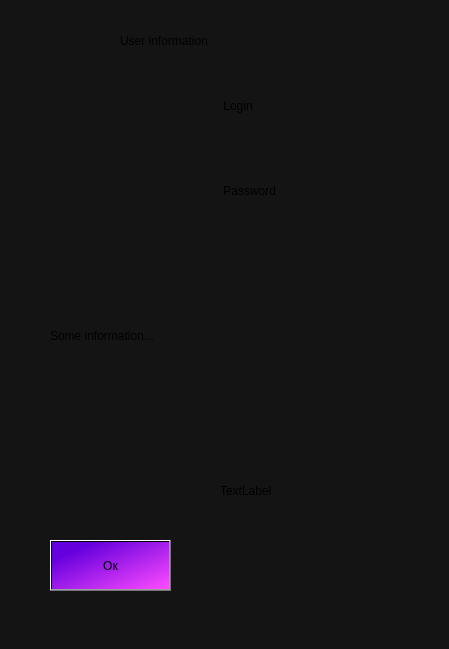
Qt form my_love_project/src/settingsform.ui (Tulenenok/BestPlanerEver) before a commit.
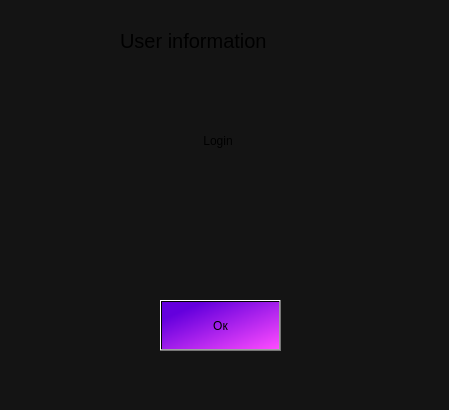
The same form after that commit.

The edit to the form file:
```diff
--- a/my_love_project/src/settingsform.ui
+++ b/my_love_project/src/settingsform.ui
@@ -7,7 +7,7 @@
     <x>0</x>
     <y>0</y>
     <width>449</width>
-    <height>649</height>
+    <height>410</height>
    </rect>
   </property>
   <property name="windowTitle">
@@ -25,6 +25,9 @@
      <height>81</height>
     </rect>
    </property>
+   <property name="styleSheet">
+    <string notr="true">font-size:20px;</string>
+   </property>
    <property name="text">
     <string>User information</string>
    </property>
@@ -46,7 +49,7 @@
    <property name="geometry">
     <rect>
      <x>210</x>
-     <y>120</y>
+     <y>170</y>
      <width>201</width>
      <height>41</height>
     </rect>
@@ -55,37 +58,11 @@
     <string/>
    </property>
   </widget>
-  <widget class="QLabel" name="passwordLabel">
-   <property name="geometry">
-    <rect>
-     <x>210</x>
-     <y>200</y>
-     <width>201</width>
-     <height>41</height>
-    </rect>
-   </property>
-   <property name="text">
-    <string/>
-   </property>
-  </widget>
-  <widget class="QLabel" name="catImg">
-   <property name="geometry">
-    <rect>
-     <x>220</x>
-     <y>350</y>
-     <width>201</width>
-     <height>281</height>
-    </rect>
-   </property>
-   <property name="text">
-    <string>TextLabel</string>
-   </property>
-  </widget>
   <widget class="QPushButton" name="pushButton">
    <property name="geometry">
     <rect>
-     <x>50</x>
-     <y>540</y>
+     <x>160</x>
+     <y>300</y>
      <width>121</width>
      <height>51</height>
     </rect>
@@ -100,48 +77,16 @@
   <widget class="QLabel" name="label_2">
    <property name="geometry">
     <rect>
-     <x>220</x>
-     <y>80</y>
-     <width>61</width>
-     <height>51</height>
+     <x>200</x>
+     <y>120</y>
+     <width>81</width>
+     <height>41</height>
     </rect>
    </property>
    <property name="text">
     <string> Login</string>
    </property>
   </widget>
-  <widget class="QLabel" name="label_5">
-   <property name="geometry">
-    <rect>
-     <x>220</x>
-     <y>170</y>
-     <width>91</width>
-     <height>41</height>
-    </rect>
-   </property>
-   <property name="sizePolicy">
-    <sizepolicy hsizetype="Fixed" vsizetype="Preferred">
-     <horstretch>0</horstretch>
-     <verstretch>0</verstretch>
-    </sizepolicy>
-   </property>
-   <property name="text">
-    <string> Password</string>
-   </property>
-  </widget>
-  <widget class="QLabel" name="label_3">
-   <property name="geometry">
-    <rect>
-     <x>50</x>
-     <y>300</y>
-     <width>151</width>
-     <height>71</height>
-    </rect>
-   </property>
-   <property name="text">
-    <string>Some information...</string>
-   </property>
-  </widget>
   <widget class="QLabel" name="profileImg_div">
    <property name="geometry">
     <rect>
```
Left out of the diff: 4 changed lines with no effect on the pictures.
